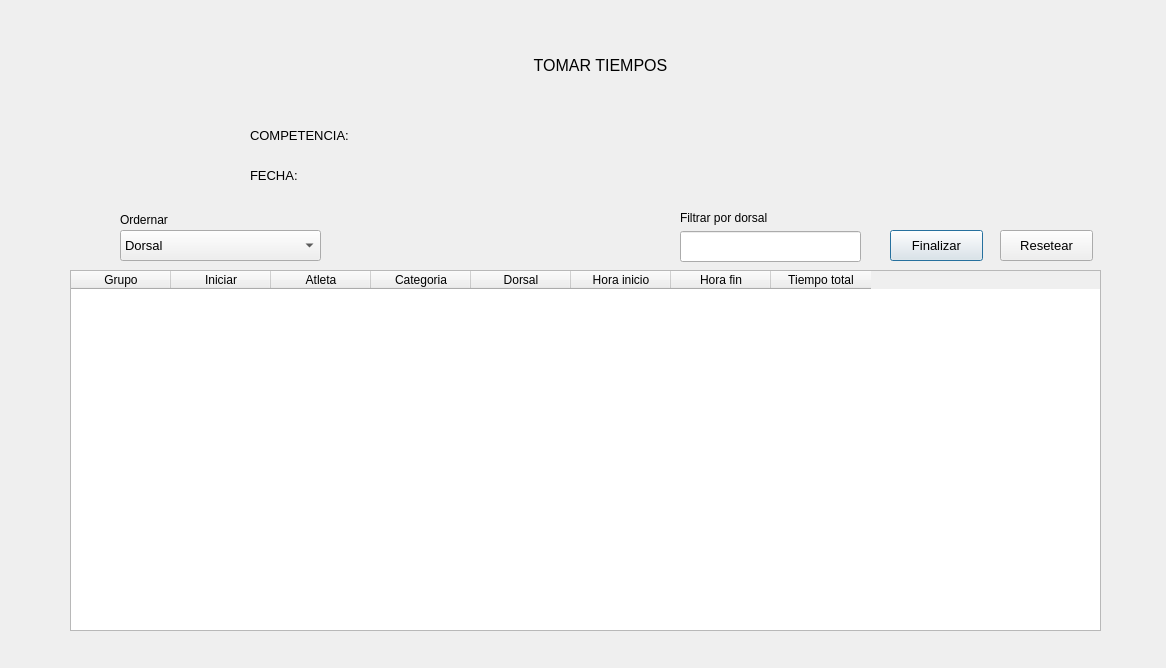
Above: qt/takeTimeView.ui from germang2/CrossfitTimer before the change. Below: the same form after it.
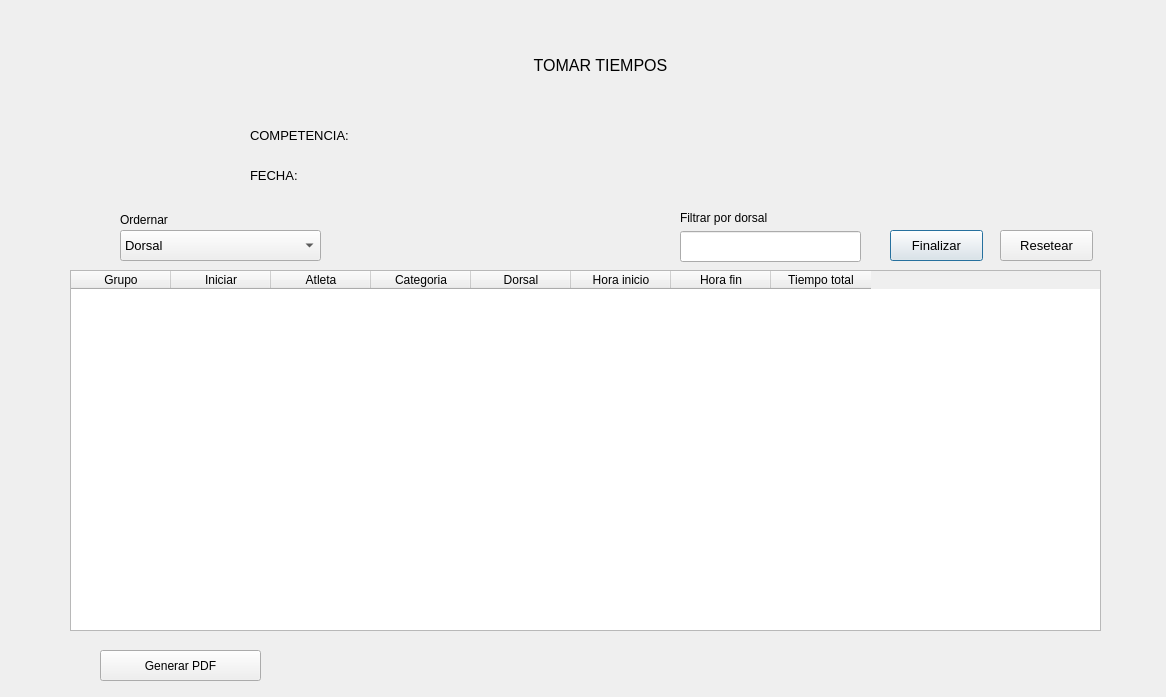
That is the form after the change.

Commit message: Generates pdf with times

```diff
--- a/qt/takeTimeView.ui
+++ b/qt/takeTimeView.ui
@@ -7,7 +7,7 @@
     <x>0</x>
     <y>0</y>
     <width>1166</width>
-    <height>668</height>
+    <height>697</height>
    </rect>
   </property>
   <property name="windowTitle">
@@ -293,6 +293,19 @@
     <string>Resetear</string>
    </property>
   </widget>
+  <widget class="QPushButton" name="btn_pdf">
+   <property name="geometry">
+    <rect>
+     <x>100</x>
+     <y>650</y>
+     <width>161</width>
+     <height>31</height>
+    </rect>
+   </property>
+   <property name="text">
+    <string>Generar PDF</string>
+   </property>
+  </widget>
  </widget>
  <resources/>
  <connections/>
```
The commit also changes 4 other files.
